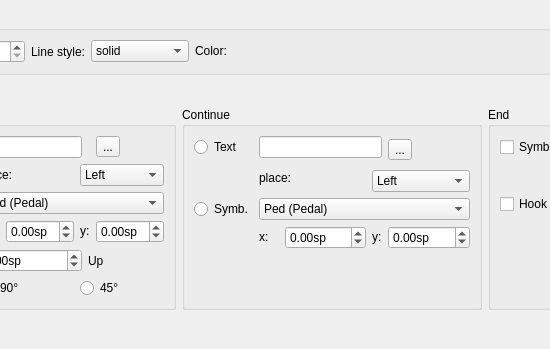
Before: the Qt Designer form mscore/mscore/lineproperties.ui in musescore/musescore-old, drawn with Qt 5; both pictures show x 101 to 651 and y 0 to 349 of the 887 by 349 pixel window.
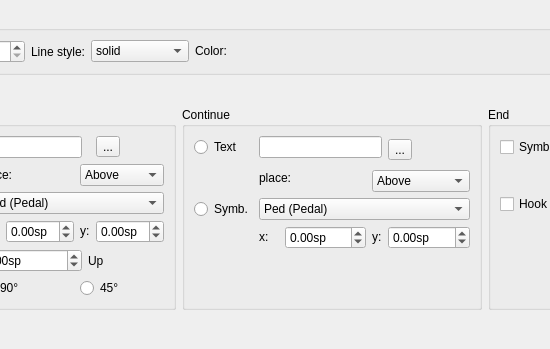
After: the same form once the commit is applied. Custom widgets are drawn as their Qt base class.

Patch:
```diff
--- a/mscore/mscore/lineproperties.ui
+++ b/mscore/mscore/lineproperties.ui
@@ -183,11 +183,6 @@
         </item>
         <item row="1" column="3" colspan="3">
          <widget class="QComboBox" name="beginTextPlace">
-          <item>
-           <property name="text">
-            <string>Left</string>
-           </property>
-          </item>
           <item>
            <property name="text">
             <string>Above</string>
@@ -391,11 +386,6 @@
         </item>
         <item row="2" column="3" colspan="3">
          <widget class="QComboBox" name="continueTextPlace">
-          <item>
-           <property name="text">
-            <string>Left</string>
-           </property>
-          </item>
           <item>
            <property name="text">
             <string>Above</string>
```
Left out of the diff: 20 changed lines with no effect on the pictures.
